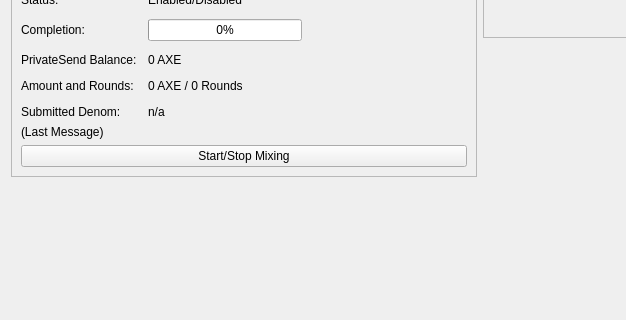
Old version of the form src/qt/forms/overviewpage.ui in the repository AXErunners/axe; both pictures show x 0 to 626 and y 265 to 585 of the 960 by 585 pixel window.
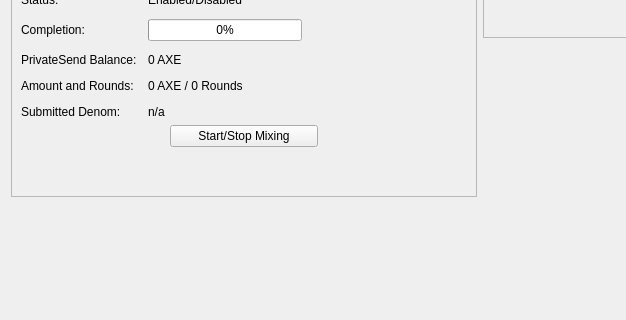
New version of the form.

The edit to the form file:
```diff
--- a/src/qt/forms/overviewpage.ui
+++ b/src/qt/forms/overviewpage.ui
@@ -482,30 +482,63 @@
           <item>
            <layout class="QVBoxLayout" name="VerticalLayout_PS">
             <item>
-             <widget class="QLabel" name="labelPrivateSendLastMessage">
-              <property name="text">
-               <string>(Last Message)</string>
+             <layout class="QHBoxLayout" name="horizontalLayout_3">
+              <property name="topMargin">
+               <number>0</number>
               </property>
-              <property name="alignment">
-               <set>Qt::AlignLeading|Qt::AlignLeft|Qt::AlignTop</set>
-              </property>
-              <property name="wordWrap">
-               <bool>true</bool>
-              </property>
-             </widget>
+              <item>
+               <spacer name="horizontalSpacer_5">
+                <property name="orientation">
+                 <enum>Qt::Horizontal</enum>
+                </property>
+                <property name="sizeHint" stdset="0">
+                 <size>
+                  <width>40</width>
+                  <height>20</height>
+                 </size>
+                </property>
+               </spacer>
+              </item>
+              <item>
+               <widget class="QPushButton" name="togglePrivateSend">
+                <property name="sizePolicy">
+                 <sizepolicy hsizetype="MinimumExpanding" vsizetype="Fixed">
+                  <horstretch>0</horstretch>
+                  <verstretch>0</verstretch>
+                 </sizepolicy>
+                </property>
+                <property name="text">
+                 <string>Start/Stop Mixing</string>
+                </property>
+               </widget>
+              </item>
+              <item>
+               <spacer name="horizontalSpacer_6">
+                <property name="orientation">
+                 <enum>Qt::Horizontal</enum>
+                </property>
+                <property name="sizeHint" stdset="0">
+                 <size>
+                  <width>40</width>
+                  <height>20</height>
+                 </size>
+                </property>
+               </spacer>
+              </item>
+             </layout>
             </item>
             <item>
-             <widget class="QPushButton" name="togglePrivateSend">
-              <property name="sizePolicy">
-               <sizepolicy hsizetype="MinimumExpanding" vsizetype="Fixed">
-                <horstretch>0</horstretch>
-                <verstretch>0</verstretch>
-               </sizepolicy>
+             <spacer name="verticalSpacer_3">
+              <property name="orientation">
+               <enum>Qt::Vertical</enum>
               </property>
-              <property name="text">
-               <string>Start/Stop Mixing</string>
+              <property name="sizeHint" stdset="0">
+               <size>
+                <width>20</width>
+                <height>40</height>
+               </size>
               </property>
-             </widget>
+             </spacer>
             </item>
            </layout>
           </item>
```
Left out of the diff: 3 changed lines with no effect on the pictures.
